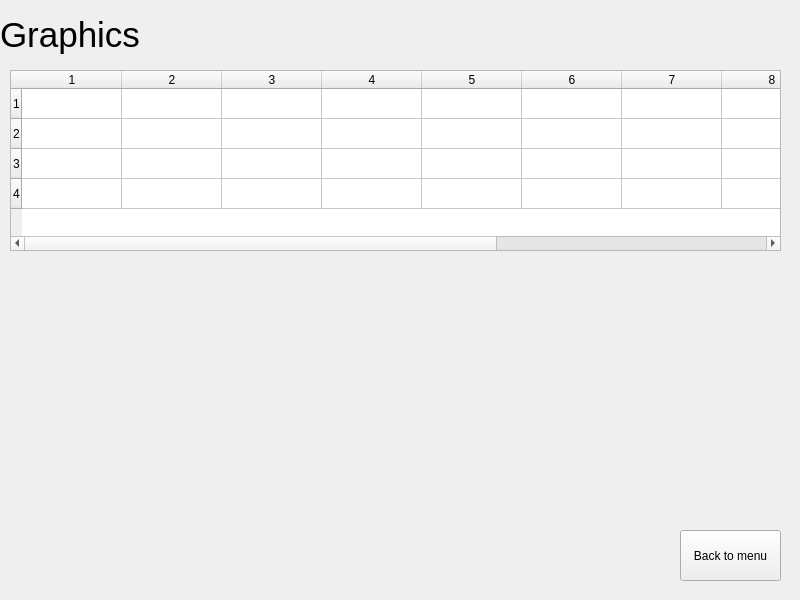
The window that graphicswindow.ui (Ancellie/organizer_on_qt) describes before a commit, drawn with Qt 5.
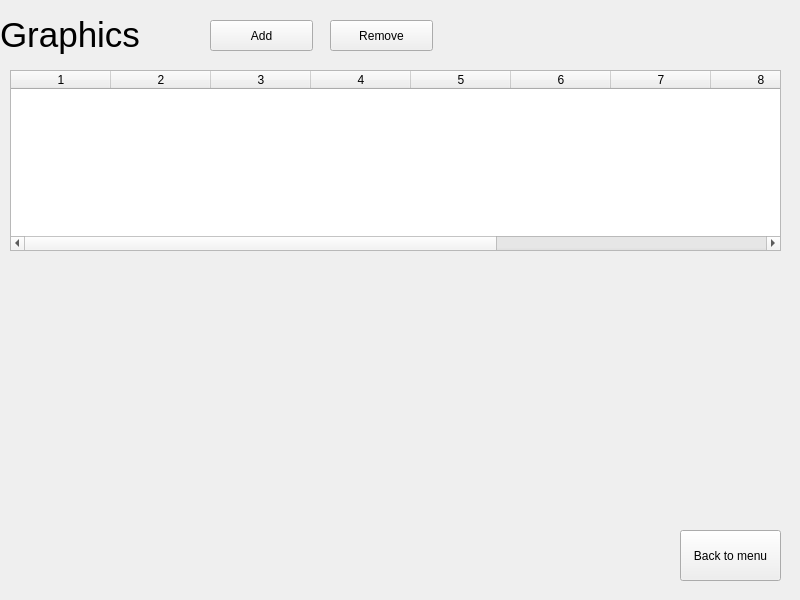
The same window after the commit. Custom widgets are drawn as their Qt base class.

```diff
--- a/graphicswindow.ui
+++ b/graphicswindow.ui
@@ -58,15 +58,11 @@
     </size>
    </property>
    <property name="rowCount">
-    <number>4</number>
+    <number>0</number>
    </property>
    <property name="columnCount">
     <number>11</number>
    </property>
-   <row/>
-   <row/>
-   <row/>
-   <row/>
    <column/>
    <column/>
    <column/>
@@ -89,6 +85,32 @@
     </rect>
    </property>
   </widget>
+  <widget class="QPushButton" name="addButton">
+   <property name="geometry">
+    <rect>
+     <x>210</x>
+     <y>20</y>
+     <width>103</width>
+     <height>31</height>
+    </rect>
+   </property>
+   <property name="text">
+    <string>Add</string>
+   </property>
+  </widget>
+  <widget class="QPushButton" name="removeButton">
+   <property name="geometry">
+    <rect>
+     <x>330</x>
+     <y>20</y>
+     <width>103</width>
+     <height>31</height>
+    </rect>
+   </property>
+   <property name="text">
+    <string>Remove</string>
+   </property>
+  </widget>
  </widget>
  <customwidgets>
   <customwidget>
```
